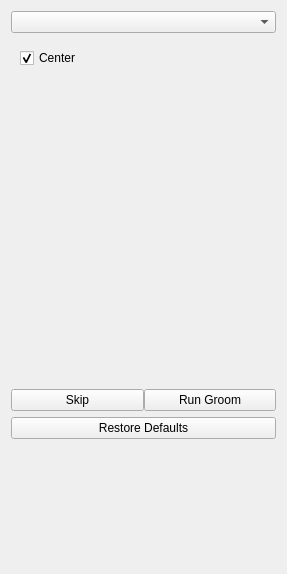
First picture: the form in Studio/src/Application/Groom/GroomTool.ui, repository SCIInstitute/ShapeWorks, before the edit.
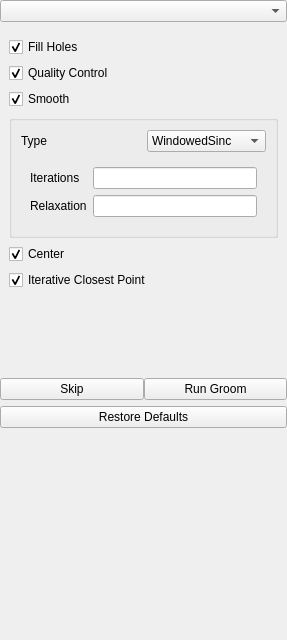
Second picture: the form after the edit. The open tabs and pages were chosen to show the change.

Commit message: Adding studio grooming UI elements

Patch:
```diff
--- a/Studio/src/Application/Groom/GroomTool.ui
+++ b/Studio/src/Application/Groom/GroomTool.ui
@@ -7,7 +7,7 @@
     <x>0</x>
     <y>0</y>
     <width>287</width>
-    <height>574</height>
+    <height>640</height>
    </rect>
   </property>
   <property name="windowTitle">
@@ -23,6 +23,18 @@
 </string>
   </property>
   <layout class="QVBoxLayout" name="verticalLayout">
+   <property name="leftMargin">
+    <number>0</number>
+   </property>
+   <property name="topMargin">
+    <number>0</number>
+   </property>
+   <property name="rightMargin">
+    <number>0</number>
+   </property>
+   <property name="bottomMargin">
+    <number>0</number>
+   </property>
    <item>
     <widget class="QComboBox" name="domain_box"/>
    </item>
@@ -268,17 +280,17 @@
      </widget>
      <widget class="QWidget" name="mesh_page">
       <layout class="QGridLayout" name="gridLayout_2">
-       <item row="0" column="0">
-        <widget class="QCheckBox" name="mesh_center">
+       <item row="2" column="0">
+        <widget class="QCheckBox" name="mesh_smooth">
          <property name="text">
-          <string>Center</string>
+          <string>Smooth</string>
          </property>
          <property name="checked">
           <bool>true</bool>
          </property>
         </widget>
        </item>
-       <item row="1" column="0">
+       <item row="6" column="0">
         <spacer name="verticalSpacer_2">
          <property name="orientation">
           <enum>Qt::Vertical</enum>
@@ -291,6 +303,145 @@
          </property>
         </spacer>
        </item>
+       <item row="5" column="0">
+        <widget class="QCheckBox" name="mesh_icp">
+         <property name="text">
+          <string>Iterative Closest Point</string>
+         </property>
+         <property name="checked">
+          <bool>true</bool>
+         </property>
+        </widget>
+       </item>
+       <item row="4" column="0">
+        <widget class="QCheckBox" name="mesh_center">
+         <property name="text">
+          <string>Center</string>
+         </property>
+         <property name="checked">
+          <bool>true</bool>
+         </property>
+        </widget>
+       </item>
+       <item row="0" column="0">
+        <widget class="QCheckBox" name="mesh_fill_holes">
+         <property name="text">
+          <string>Fill Holes</string>
+         </property>
+         <property name="checked">
+          <bool>true</bool>
+         </property>
+        </widget>
+       </item>
+       <item row="1" column="0">
+        <widget class="QCheckBox" name="mesh_qc">
+         <property name="text">
+          <string>Quality Control</string>
+         </property>
+         <property name="checked">
+          <bool>true</bool>
+         </property>
+        </widget>
+       </item>
+       <item row="3" column="0">
+        <widget class="QGroupBox" name="mesh_smooth_box">
+         <property name="title">
+          <string/>
+         </property>
+         <layout class="QGridLayout" name="gridLayout_3">
+          <item row="0" column="1">
+           <widget class="QComboBox" name="mesh_smooth_method">
+            <item>
+             <property name="text">
+              <string>WindowedSinc</string>
+             </property>
+            </item>
+            <item>
+             <property name="text">
+              <string>Laplacian</string>
+             </property>
+            </item>
+           </widget>
+          </item>
+          <item row="0" column="0">
+           <widget class="QLabel" name="label">
+            <property name="text">
+             <string>Type</string>
+            </property>
+           </widget>
+          </item>
+          <item row="1" column="0" colspan="2">
+           <widget class="QStackedWidget" name="mesh_smooth_stack">
+            <property name="currentIndex">
+             <number>1</number>
+            </property>
+            <widget class="QWidget" name="page">
+             <layout class="QGridLayout" name="gridLayout_4">
+              <item row="0" column="0">
+               <widget class="QLabel" name="label_2">
+                <property name="text">
+                 <string>Iterations</string>
+                </property>
+               </widget>
+              </item>
+              <item row="1" column="0">
+               <widget class="QLabel" name="label_6">
+                <property name="text">
+                 <string>Pass Band</string>
+                </property>
+               </widget>
+              </item>
+              <item row="0" column="1">
+               <widget class="QLineEdit" name="sinc_iterations"/>
+              </item>
+              <item row="1" column="1">
+               <widget class="QLineEdit" name="sinc_passband"/>
+              </item>
+             </layout>
+            </widget>
+            <widget class="QWidget" name="page_2">
+             <layout class="QGridLayout" name="gridLayout_5">
+              <item row="0" column="0">
+               <widget class="QLabel" name="label_7">
+                <property name="text">
+                 <string>Iterations</string>
+                </property>
+               </widget>
+              </item>
+              <item row="0" column="1">
+               <widget class="QLineEdit" name="laplacian_iterations">
+                <property name="text">
+                 <string/>
+                </property>
+                <property name="alignment">
+                 <set>Qt::AlignCenter</set>
+                </property>
+               </widget>
+              </item>
+              <item row="1" column="0">
+               <widget class="QLabel" name="label_8">
+                <property name="text">
+                 <string>Relaxation</string>
+                </property>
+               </widget>
+              </item>
+              <item row="1" column="1">
+               <widget class="QLineEdit" name="laplacian_relaxation">
+                <property name="text">
+                 <string/>
+                </property>
+                <property name="alignment">
+                 <set>Qt::AlignCenter</set>
+                </property>
+               </widget>
+              </item>
+             </layout>
+            </widget>
+           </widget>
+          </item>
+         </layout>
+        </widget>
+       </item>
       </layout>
      </widget>
     </widget>
```
Left out of the diff: 2 changed lines with no effect on the pictures. The commit also changes 2 other files.
